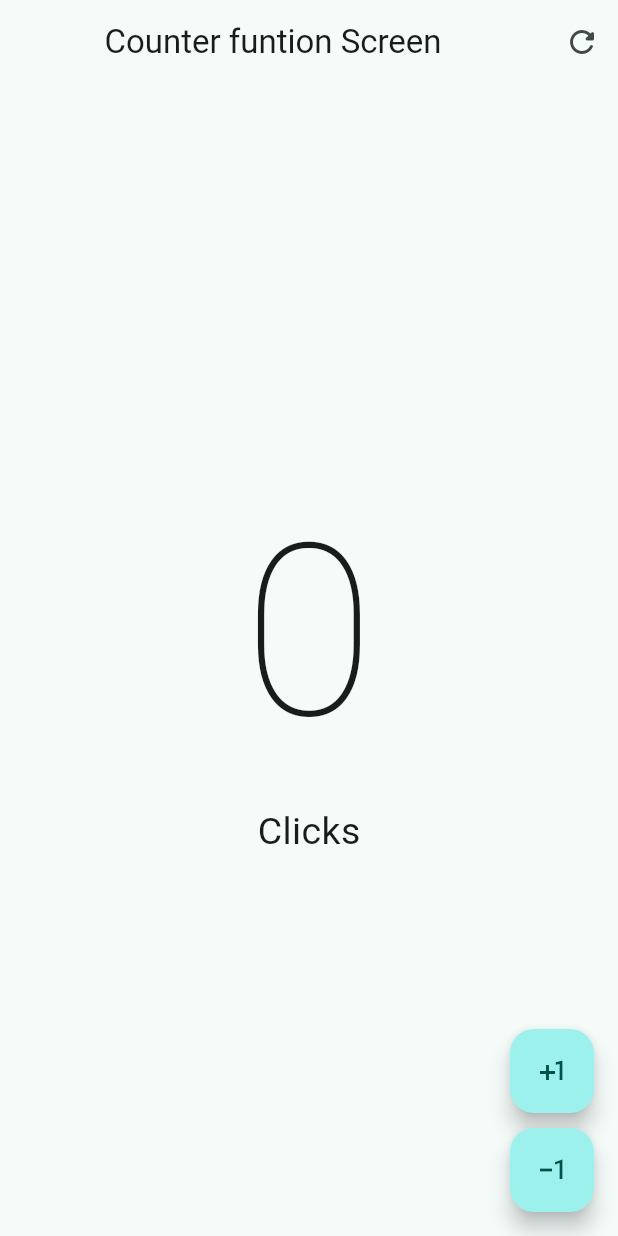
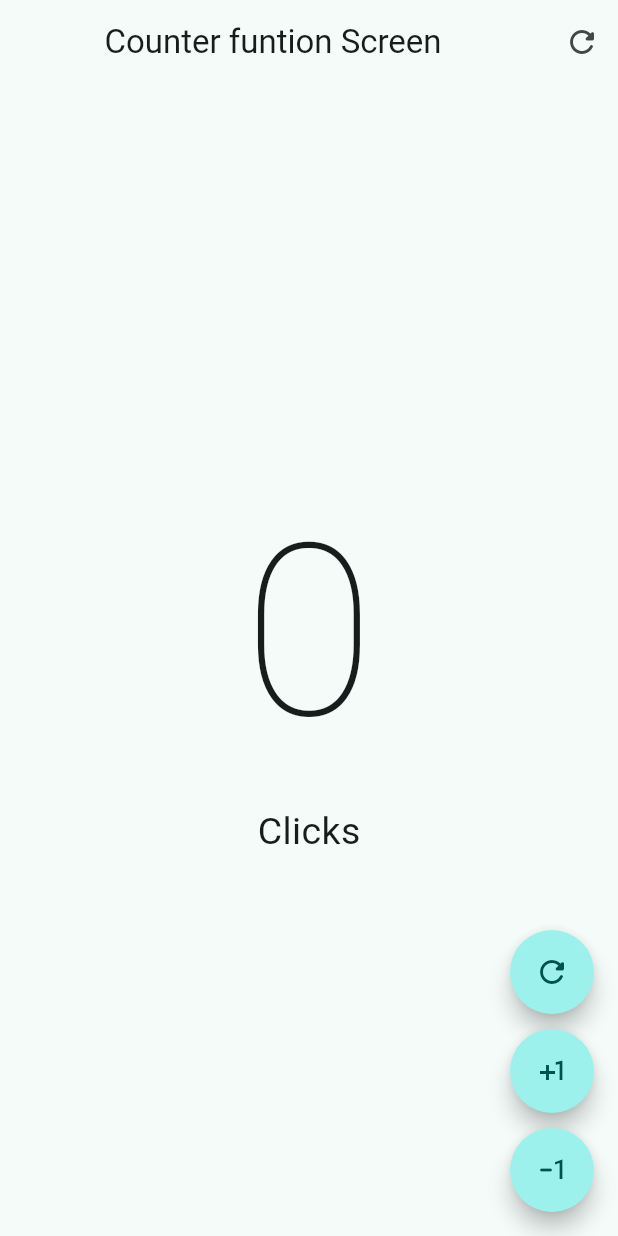
Before and after one commit to systems-apatrick/flutter_hello_word, a Flutter app: the screen it shows after launch, on a phone screen of 412 x 824 dp. Run offline on Flutter 3.47's test engine with Material 3 defaults, Android fonts, the phone set to English and light mode, and no system bars.

```diff
--- a/lib/presentation/screens/counter/counter_function_screen.dart
+++ b/lib/presentation/screens/counter/counter_function_screen.dart
@@ -43,29 +43,41 @@ class _CounterFunctionScreenState extends State<CounterFunctionScreen> {
             ],
           ),
         ),
-        floatingActionButton: Column(
-          mainAxisAlignment: MainAxisAlignment.end,
-          children: [
-            FloatingActionButton(
-              onPressed: () {
-                setState(() {
-                  clickCounter += 1;
-                });
-              },
-              child: const Icon(Icons.plus_one),
-            ),
-            const SizedBox(
-              height: 10,
-            ),
-            FloatingActionButton(
-              onPressed: () {
-                setState(() {
-                  clickCounter -= 1;
-                });
-              },
-              child: const Icon(Icons.exposure_minus_1_outlined),
-            ),
-          ],
-        ));
+        floatingActionButton:
+            const Column(mainAxisAlignment: MainAxisAlignment.end, children: [
+          CustomButton(
+            icon: Icons.refresh_rounded,
+          ),
+          SizedBox(
+            height: 10,
+          ),
+          CustomButton(
+            icon: Icons.plus_one,
+          ),
+          SizedBox(
+            height: 10,
+          ),
+          CustomButton(
+            icon: Icons.exposure_minus_1_rounded,
+          ),
+        ]));
   }
 }
+
+class CustomButton extends StatelessWidget {
+  final IconData icon;
+
+  const CustomButton({
+    super.key,
+    required this.icon,
+  });
+
+  @override
+  Widget build(BuildContext context) {
+    return FloatingActionButton(
+      shape: const StadiumBorder(),
+      onPressed: () {},
+      child: Icon(icon),
+    );
+  }
+}
```
